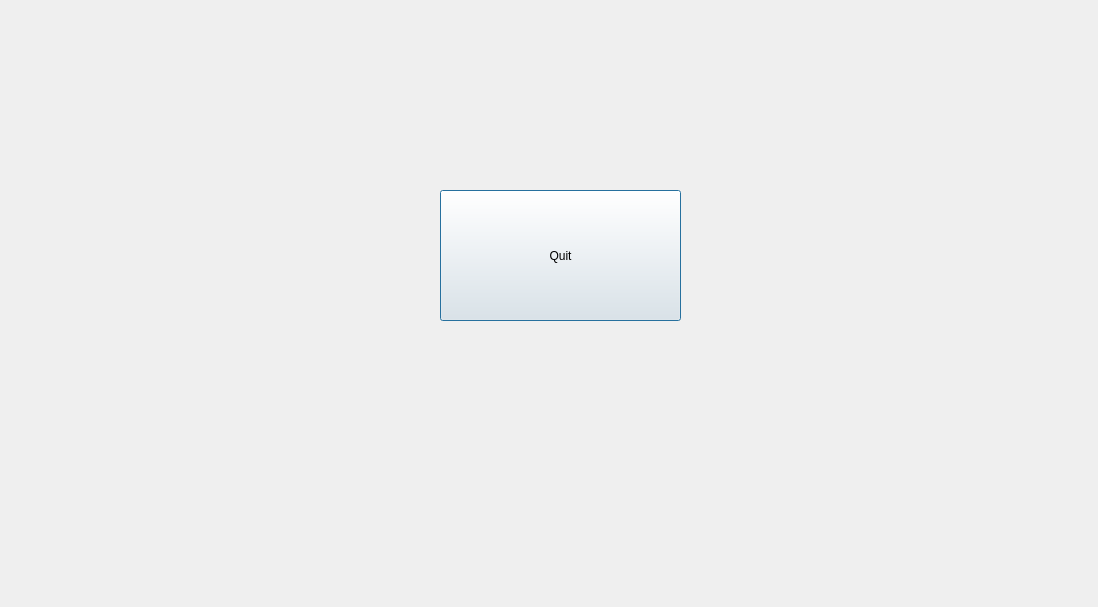
Before: the Qt Designer form exp/gamewidget.ui in SahibAlMowt/Monopoly, drawn with Qt 5.
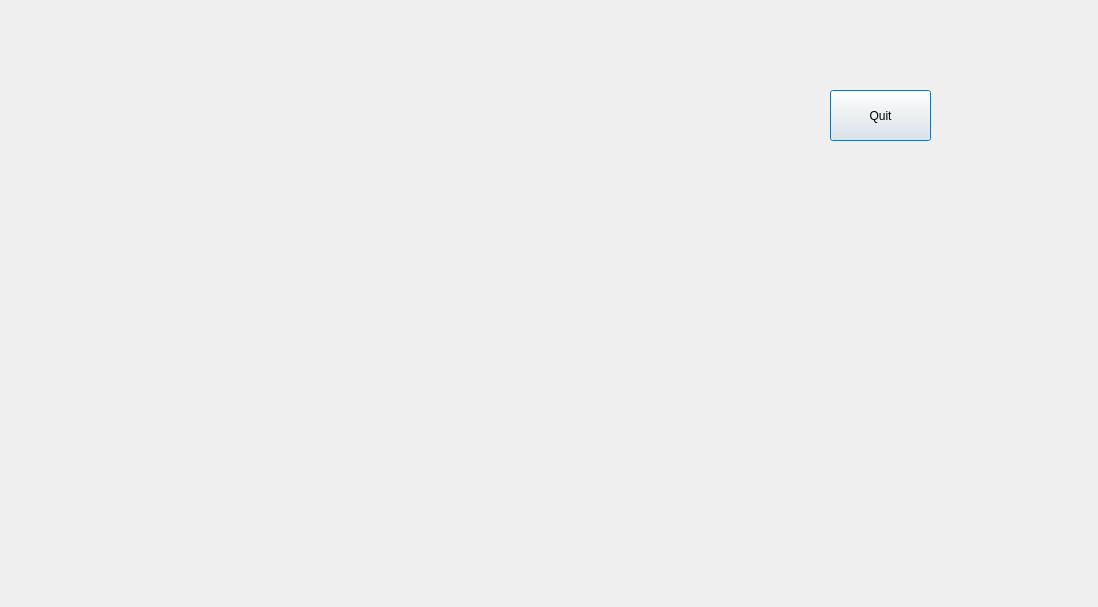
After: the same form once the commit is applied.

```diff
--- a/exp/gamewidget.ui
+++ b/exp/gamewidget.ui
@@ -16,10 +16,10 @@
   <widget class="QPushButton" name="quit_button">
    <property name="geometry">
     <rect>
-     <x>440</x>
-     <y>190</y>
-     <width>241</width>
-     <height>131</height>
+     <x>830</x>
+     <y>90</y>
+     <width>101</width>
+     <height>51</height>
     </rect>
    </property>
    <property name="text">
```
